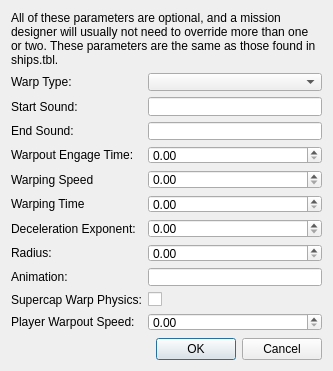
Before: the Qt Designer form qtfred/ui/ShipCustomWarpDialog.ui in scp-fs2open/fs2open.github.com, drawn with Qt 5.
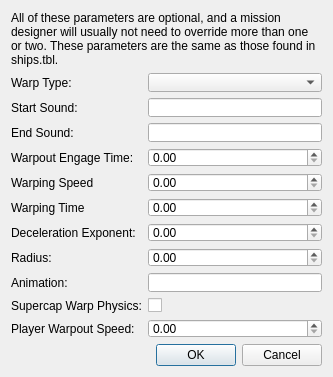
After: the same form once the commit is applied.

Patch:
```diff
--- a/qtfred/ui/ShipCustomWarpDialog.ui
+++ b/qtfred/ui/ShipCustomWarpDialog.ui
@@ -10,7 +10,7 @@
     <x>0</x>
     <y>0</y>
     <width>333</width>
-    <height>356</height>
+    <height>377</height>
    </rect>
   </property>
   <property name="windowTitle">
```
Left out of the diff: 19 changed lines with no effect on the pictures.
